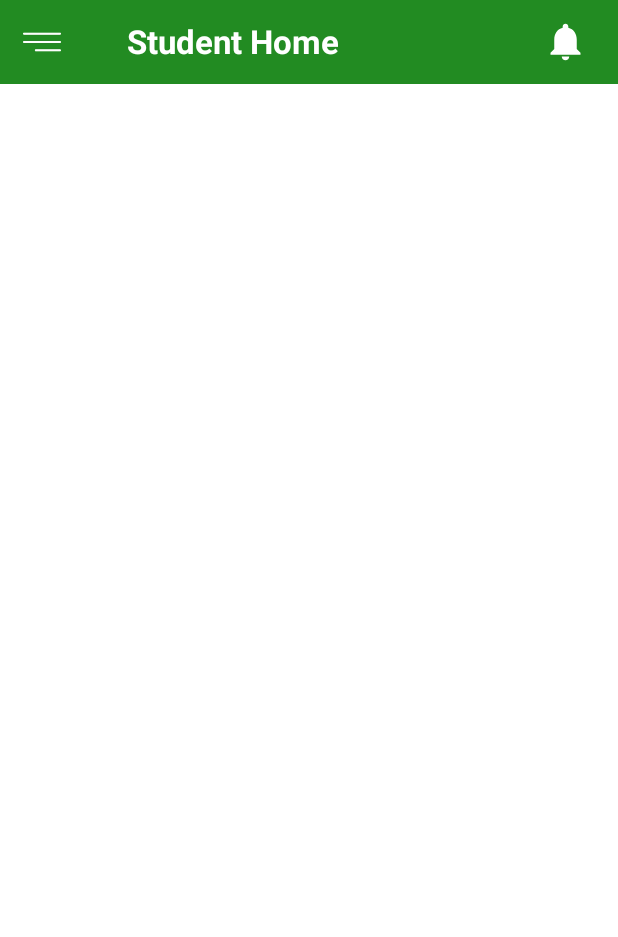
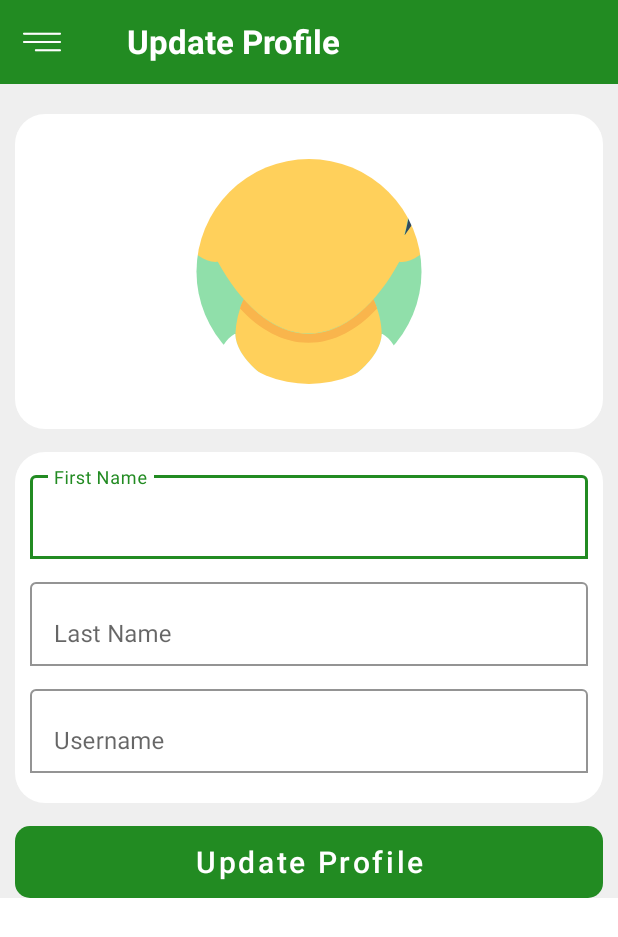
Before and after one commit to Huzaifasammar/TraBusProject, an Android app: the Student_Home screen opened directly, with no data from a screen before it, in the side drawer, after a tap on "Profile", on a phone screen of 412 x 824 dp. Shown: the top 937 px of the screen. Run offline under Robolectric (Android 15) with nearby library versions, the phone set to English and light mode, and no system bars; our stand-ins replace CircleImageView, navigation-ui.

Commit message:
navigation changes

```diff
--- a/app/build.gradle
+++ b/app/build.gradle
@@ -46,6 +46,7 @@ dependencies {
     implementation 'androidx.lifecycle:lifecycle-viewmodel-ktx:2.2.0'
     implementation 'androidx.navigation:navigation-fragment:2.3.0'
     implementation 'androidx.navigation:navigation-ui:2.3.0'
+    implementation 'androidx.legacy:legacy-support-v4:1.0.0'
     testImplementation 'junit:junit:4.+'
     androidTestImplementation 'androidx.test.ext:junit:1.1.2'
     androidTestImplementation 'androidx.test.espresso:espresso-core:3.3.0'
--- a/app/src/main/java/com/example/trabus/Student_Home.java
+++ b/app/src/main/java/com/example/trabus/Student_Home.java
@@ -1,19 +1,37 @@
 package com.example.trabus;
 
+import androidx.annotation.NonNull;
 import androidx.appcompat.app.ActionBarDrawerToggle;
 import androidx.appcompat.app.AppCompatActivity;
 import androidx.appcompat.widget.Toolbar;
 import androidx.core.view.GravityCompat;
 import androidx.drawerlayout.widget.DrawerLayout;
+import androidx.navigation.NavController;
+import androidx.navigation.Navigation;
+import androidx.navigation.ui.AppBarConfiguration;
+import androidx.navigation.ui.NavigationUI;
 
+import com.example.trabus.Driver_Navigation_fragment.ProfileFragment;
+import com.example.trabus.Student_Navigation_fragments.Profile;
+import com.google.android.material.snackbar.Snackbar;
+
+import android.view.MenuItem;
+import android.view.View;
+import android.view.Menu;
 import android.os.Bundle;
+import android.widget.ImageView;
+import android.widget.TextView;
 
 import com.google.android.material.navigation.NavigationView;
 
-public class Student_Home extends AppCompatActivity {
+import org.jetbrains.annotations.NotNull;
+
+public class Student_Home extends AppCompatActivity  {
     DrawerLayout drawerLayout;
     Toolbar toolbar;
     NavigationView navigation;
+    TextView heading;
+    ImageView notification;
 
     @Override
     public void onBackPressed() {
@@ -32,9 +50,37 @@ public class Student_Home extends AppCompatActivity {
         drawerLayout=findViewById(R.id.DrawerlayoutStudent);
         navigation=findViewById(R.id.navigation_layout_student);
         toolbar=findViewById(R.id.toolbar_student);
-        ActionBarDrawerToggle drawerToggle=new ActionBarDrawerToggle(this,drawerLayout,toolbar,R.string.open_navigation,R.string.close_navigation);
+        heading=findViewById(R.id.studenthome);
+        notification=findViewById(R.id.ivnotificationstd);
+        navigation.bringToFront();
+
+        ActionBarDrawerToggle drawerToggle=new ActionBarDrawerToggle(this,drawerLayout,toolbar ,R.string.open_navigation,R.string.close_navigation);
         drawerLayout.addDrawerListener(drawerToggle);
         drawerToggle.syncState();
         toolbar.setNavigationIcon(R.drawable.menu);
+
+        navigation.setNavigationItemSelectedListener(new NavigationView.OnNavigationItemSelectedListener() {
+            @Override
+            public boolean onNavigationItemSelected(@NonNull @NotNull MenuItem item) {
+                item.setChecked(true);
+                switch(item.getItemId())
+                {
+                    case R.id.nav_profile_student:
+                        getSupportFragmentManager().beginTransaction().replace(R.id.RL_student_home,new Profile()).commit();
+                        heading.setText("Update Profile");
+                        notification.setVisibility(View.INVISIBLE);
+
+                        break;
+
+                    default:
+                        break;
+                }
+                drawerLayout.closeDrawer(GravityCompat.START);
+                return true;
+            }
+        });
+
+
     }
+
 }
--- /dev/null
+++ b/app/src/main/java/com/example/trabus/Student_Navigation_fragments/Profile.java
@@ -0,0 +1,34 @@
+package com.example.trabus.Student_Navigation_fragments;
+
+import android.os.Bundle;
+
+import androidx.appcompat.widget.Toolbar;
+import androidx.fragment.app.Fragment;
+
+import android.view.LayoutInflater;
+import android.view.View;
+import android.view.ViewGroup;
+import android.widget.ImageView;
+import android.widget.TextView;
+
+import com.example.trabus.R;
+
+
+public class Profile extends Fragment {
+
+Toolbar toolbar;
+    @Override
+    public void onCreate(Bundle savedInstanceState) {
+        super.onCreate(savedInstanceState);
+
+    }
+
+    @Override
+    public View onCreateView(LayoutInflater inflater, ViewGroup container,
+                             Bundle savedInstanceState) {
+
+        View view= inflater.inflate(R.layout.student_fragment_profile, container, false);
+
+        return view;
+    }
+}
--- a/app/src/main/res/drawable/navigation_menu_color.xml
+++ /dev/null
@@ -1,5 +0,0 @@
-<?xml version="1.0" encoding="utf-8"?>
-<selector xmlns:android="http://schemas.android.com/apk/res/android">
-    <item android:color="@color/red" android:state_checked="true" />
-    <item android:color="#bdbdbd" />
-</selector>
--- a/app/src/main/res/layout/activity_student_home.xml
+++ b/app/src/main/res/layout/activity_student_home.xml
@@ -18,39 +18,53 @@
         app:menu="@menu/menu_student"/>
     <RelativeLayout
         android:layout_width="match_parent"
-        android:layout_height="wrap_content">
+        android:layout_height="match_parent">
 
         <androidx.appcompat.widget.Toolbar
             android:id="@+id/toolbar_student"
             android:layout_width="match_parent"
             android:background="@color/Green"
             android:layout_height="wrap_content">
+
             <RelativeLayout
                 android:layout_width="match_parent"
                 android:layout_height="wrap_content">
+
                 <TextView
                     android:layout_width="match_parent"
                     android:layout_height="wrap_content"
                     android:text="Student Home"
+                    android:id="@+id/studenthome"
                     android:layout_centerHorizontal="true"
                     android:layout_centerVertical="true"
                     android:textStyle="bold"
                     android:layout_marginStart="25dp"
                     android:textSize="22sp"
                     android:textColor="@color/white" />
+
                 <ImageView
                     android:layout_width="30dp"
+                    android:id="@+id/ivnotificationstd"
                     android:layout_centerVertical="true"
                     android:layout_centerHorizontal="true"
                     android:layout_height="30dp"
                     android:layout_alignParentRight="true"
                     android:layout_marginEnd="20dp"
                     app:tint="@color/white"
-                   android:src="@drawable/notifications_on" />
+                    android:src="@drawable/notifications_on"/>
+
             </RelativeLayout>
 
 
         </androidx.appcompat.widget.Toolbar>
+        <FrameLayout
+            android:layout_below="@id/toolbar_student"
+            android:layout_width="match_parent"
+            android:layout_height="wrap_content"
+            android:id="@+id/RL_student_home">
+
+        </FrameLayout>
+
 
     </RelativeLayout>
 
--- a/app/src/main/res/layout/activity_student_signup.xml
+++ b/app/src/main/res/layout/activity_student_signup.xml
@@ -34,6 +34,9 @@
                 android:textColor="@color/white"></TextView>
         </RelativeLayout>
     </androidx.appcompat.widget.Toolbar>
+
+
+
     <ScrollView
         android:layout_width="match_parent"
         android:layout_height="wrap_content"
--- /dev/null
+++ b/app/src/main/res/layout/student_fragment_profile.xml
@@ -0,0 +1,194 @@
+<?xml version="1.0" encoding="utf-8"?>
+ <RelativeLayout
+    xmlns:android="http://schemas.android.com/apk/res/android"
+    xmlns:tools="http://schemas.android.com/tools"
+    android:layout_width="match_parent"
+    android:layout_height="wrap_content"
+    xmlns:app="http://schemas.android.com/apk/res-auto"
+    tools:context=".Student_Navigation_fragments.Profile"
+    android:background="@color/silver"
+    android:id="@+id/fragment_profile">
+
+
+    <ScrollView
+        android:layout_width="match_parent"
+        android:layout_height="wrap_content">
+
+        <RelativeLayout
+            android:layout_width="match_parent"
+            android:layout_height="wrap_content">
+
+            <LinearLayout
+                android:layout_width="match_parent"
+                android:layout_height="wrap_content"
+                android:layout_marginTop="20dp"
+                android:layout_marginLeft="10dp"
+                android:layout_marginRight="10dp"
+                android:orientation="vertical"
+                android:background="@drawable/pic_background_rounded"
+                android:id="@+id/linearr_first">
+
+
+
+                <RelativeLayout
+                    android:layout_width="match_parent"
+                    android:layout_height="wrap_content"
+                    android:id="@+id/RL_top">
+
+                    <de.hdodenhof.circleimageview.CircleImageView
+                        android:layout_width="150dp"
+                        android:layout_height="150dp"
+                        android:src="@drawable/ic_man"
+                        android:layout_alignParentRight="true"
+                        android:layout_marginTop="30dp"
+                        android:layout_marginBottom="30dp"
+                        android:id="@+id/circularimg_profile_fragment"
+                        android:layout_alignParentLeft="true">
+                    </de.hdodenhof.circleimageview.CircleImageView>
+
+                </RelativeLayout>
+
+            </LinearLayout>
+
+            <LinearLayout
+                android:layout_width="match_parent"
+                android:layout_height="wrap_content"
+                android:layout_marginTop="15dp"
+                android:layout_marginLeft="10dp"
+                android:layout_marginRight="10dp"
+                android:orientation="vertical"
+                android:background="@drawable/pic_background_rounded"
+                android:layout_below="@+id/linearr_first"
+                android:id="@+id/linear_second">
+                <RelativeLayout
+                    android:layout_width="match_parent"
+                    android:layout_height="wrap_content">
+
+                    <com.google.android.material.textfield.TextInputLayout
+                        android:id="@+id/fname_profile_fragment"
+                        android:layout_marginTop="10dp"
+                        android:layout_marginStart="10dp"
+                        android:layout_marginEnd="10dp"
+                        android:layout_width="match_parent"
+                        android:layout_height="wrap_content"
+                        android:hint="First Name"
+                        app:endIconMode="clear_text"
+                        app:boxStrokeColor="@color/Green"
+                        app:boxBackgroundMode="outline"
+                        app:hintTextColor="@color/Green"
+                        app:boxStrokeWidthFocused="2dp">
+                        <com.google.android.material.textfield.TextInputEditText
+
+                            android:layout_width="match_parent"
+                            android:layout_height="wrap_content"
+                            android:backgroundTint="@color/white"
+                            android:textCursorDrawable="@drawable/style_cursur"
+                            android:background="@null"
+                            android:inputType="textPersonName"
+                            android:textSize="16sp"
+                            android:id="@+id/fname_ET_profile_fragment">
+
+
+                        </com.google.android.material.textfield.TextInputEditText>
+
+                    </com.google.android.material.textfield.TextInputLayout>
+
+                    <com.google.android.material.textfield.TextInputLayout
+                        android:id="@+id/lname_profile_fragment"
+                        android:layout_marginTop="10dp"
+                        android:layout_marginStart="10dp"
+                        android:layout_marginEnd="10dp"
+                        android:layout_below="@+id/fname_profile_fragment"
+                        app:boxStrokeColor="@color/Green"
+                        app:boxStrokeErrorColor="@color/red"
+                        app:boxBackgroundMode="outline"
+                        app:counterOverflowTextColor="@color/Green"
+                        app:hintTextColor="@color/Green"
+                        app:boxStrokeWidthFocused="2dp"
+                        app:endIconMode="clear_text"
+                        android:layout_width="match_parent"
+                        android:layout_height="wrap_content"
+                        android:hint="Last Name">
+
+                        <com.google.android.material.textfield.TextInputEditText
+                            android:layout_width="match_parent"
+                            android:layout_height="wrap_content"
+                            android:id="@+id/lname_ET_profile_fragment"
+                            android:textCursorDrawable="@drawable/style_cursur"
+                            android:background="@null"
+                            android:backgroundTint="@color/white"
+                            android:inputType="textPersonName"
+                            android:textSize="16sp" />
+                    </com.google.android.material.textfield.TextInputLayout>
+                </RelativeLayout>
+                <com.google.android.material.textfield.TextInputLayout
+                    android:id="@+id/username_layout"
+                    android:layout_marginTop="10dp"
+                    android:layout_marginStart="10dp"
+                    android:layout_marginBottom="20dp"
+                    android:layout_marginEnd="10dp"
+                    app:boxStrokeColor="@color/Green"
+                    app:boxStrokeErrorColor="@color/red"
+                    app:boxBackgroundMode="outline"
+                    app:counterOverflowTextColor="@color/Green"
+                    app:hintTextColor="@color/Green"
+                    app:endIconMode="clear_text"
+                    app:boxStrokeWidthFocused="2dp"
+                    android:layout_width="match_parent"
+                    android:layout_height="wrap_content"
+                    android:hint="Username">
+
+                    <com.google.android.material.textfield.TextInputEditText
+                        android:layout_width="match_parent"
+                        android:layout_height="wrap_content"
+                        android:id="@+id/username_ET"
+                        android:textCursorDrawable="@drawable/style_cursur"
+                        android:background="@null"
+                        android:backgroundTint="@color/white"
+                        android:inputType="textEmailAddress"
+                        android:textSize="16sp" />
+                </com.google.android.material.textfield.TextInputLayout>
+
+            </LinearLayout>
+
+            <LinearLayout
+                android:layout_width="match_parent"
+                android:layout_height="wrap_content"
+                android:layout_marginTop="15dp"
+                android:layout_marginLeft="10dp"
+                android:layout_marginRight="10dp"
+                android:orientation="vertical"
+                android:background="@drawable/pic_background_rounded"
+                android:layout_below="@+id/linear_second">
+
+                <RelativeLayout
+                    android:layout_width="match_parent"
+                    android:layout_height="wrap_content">
+
+                    <Button
+                        android:id="@+id/btnregisterstudent"
+                        android:layout_width="match_parent"
+                        android:layout_height="wrap_content"
+                        android:gravity="center"
+                        android:textSize="20sp"
+                        android:background="@drawable/rounded"
+                        app:backgroundTint="@color/Green"
+                        android:textColor="@color/white"
+                        android:text="@string/update_profile"
+                        android:textAllCaps="false" />
+
+                </RelativeLayout>
+
+
+            </LinearLayout>
+
+        </RelativeLayout>
+
+
+
+
+    </ScrollView>
+
+
+
+ </RelativeLayout>
```
Also changed, not shown: app/src/main/java/com/example/trabus/Driver_Navigation_fragment/HomeFragment.java (added, +26 -0 lines), app/src/main/java/com/example/trabus/Driver_Navigation_fragment/ProfileFragment.java (added, +22 -0 lines), app/src/main/java/com/example/trabus/Main/Driver_Home.java (+26 -1 lines), app/src/main/java/com/example/trabus/Student_Navigation_fragments/Home.java (added, +66 -0 lines), app/src/main/res/drawable/navigation_item_color.xml (deleted, +0 -10 lines), app/src/main/res/layout/activity_driver_home.xml (+7 -1 lines), app/src/main/res/layout/driver_fragment_home.xml (added, +14 -0 lines), app/src/main/res/layout/driver_fragment_profile.xml (added, +196 -0 lines), app/src/main/res/layout/registration.xml (+3 -20 lines), app/src/main/res/layout/student_fragment_home.xml (added, +11 -0 lines), app/src/main/res/navigation/mobile_navigation.xml (+9 -15 lines), app/src/main/res/values/strings.xml (+10 -3 lines). Lines whose indentation alone changed are shown as unchanged.
